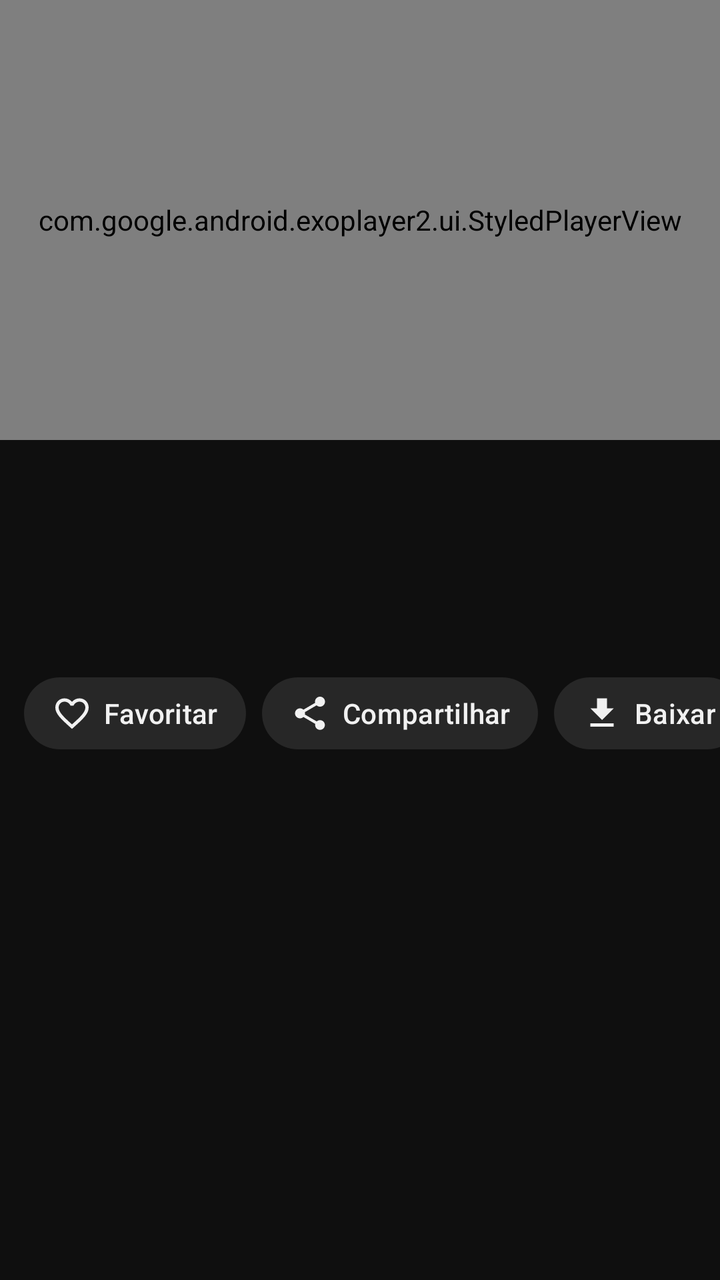
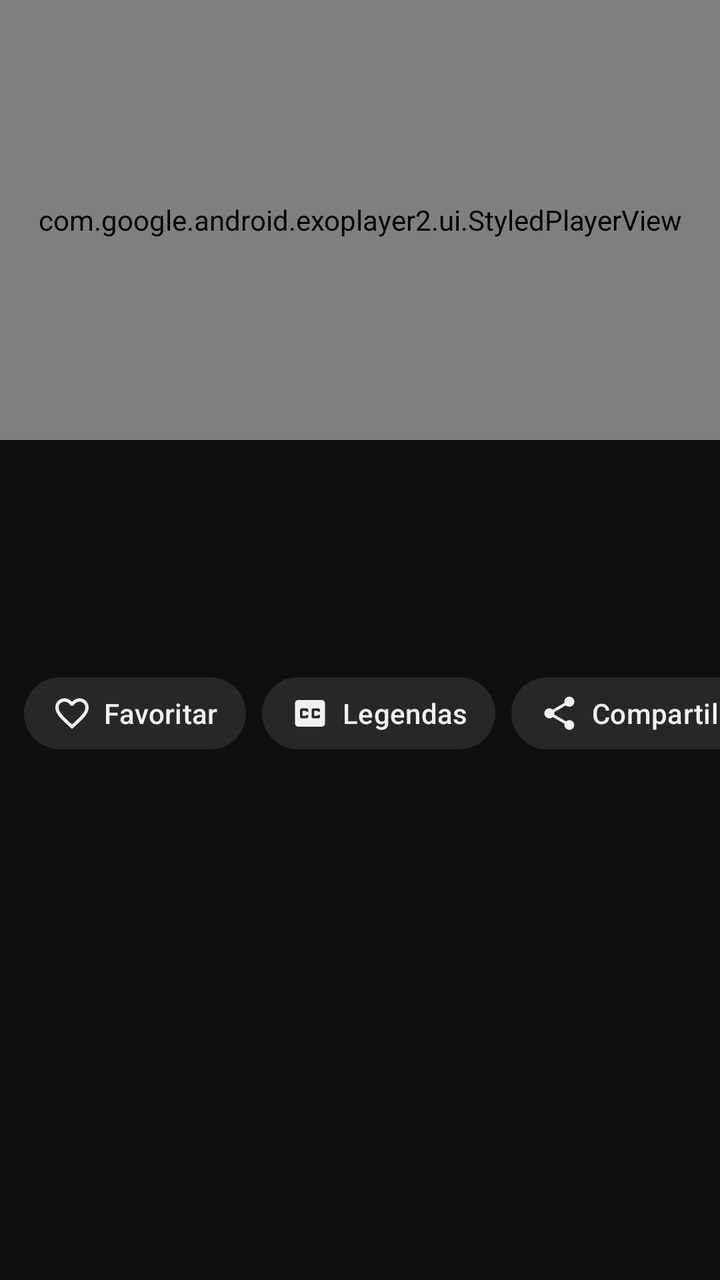

The first picture is an Android layout as it rendered before a commit; the second is the same layout after the commit. The layout source and the unified diff follow.
<!-- AndroidManifest.xml: another module's application theme Theme.SuperTube -->
<!-- res/layout/activity_player.xml -->
<?xml version="1.0" encoding="utf-8"?>
<LinearLayout xmlns:android="http://schemas.android.com/apk/res/android"
    xmlns:app="http://schemas.android.com/apk/res-auto"
    android:layout_width="match_parent"
    android:layout_height="match_parent"
    android:background="@color/background"
    android:fitsSystemWindows="true"
    android:orientation="vertical">

    <com.google.android.exoplayer2.ui.StyledPlayerView
        android:id="@+id/player_view"
        android:layout_width="match_parent"
        android:layout_height="220dp"
        android:background="@android:color/black"
        app:show_buffering="when_playing" />

    <androidx.core.widget.NestedScrollView
        android:id="@+id/details"
        android:layout_width="match_parent"
        android:layout_height="0dp"
        android:layout_weight="1">

        <LinearLayout
            android:layout_width="match_parent"
            android:layout_height="wrap_content"
            android:orientation="vertical">

            <ProgressBar
                android:id="@+id/progress"
                style="?android:attr/progressBarStyleHorizontal"
                android:layout_width="match_parent"
                android:layout_height="wrap_content"
                android:indeterminate="true"
                android:indeterminateTint="@color/brand"
                android:visibility="gone" />

            <TextView
                android:id="@+id/title"
                android:layout_width="match_parent"
                android:layout_height="wrap_content"
                android:ellipsize="end"
                android:lineSpacingExtra="2dp"
                android:maxLines="2"
                android:paddingHorizontal="12dp"
                android:paddingTop="12dp"
                android:textColor="@color/text_primary"
                android:textSize="18sp"
                android:textStyle="bold" />

            <TextView
                android:id="@+id/meta"
                android:layout_width="match_parent"
                android:layout_height="wrap_content"
                android:paddingHorizontal="12dp"
                android:paddingTop="4dp"
                android:textColor="@color/text_secondary"
                android:textSize="12sp" />

            <LinearLayout
                android:id="@+id/uploader_row"
                android:layout_width="match_parent"
                android:layout_height="wrap_content"
                android:layout_marginTop="8dp"
                android:background="?attr/selectableItemBackground"
                android:gravity="center_vertical"
                android:orientation="horizontal"
                android:paddingHorizontal="12dp"
                android:paddingVertical="6dp">

                <ImageView
                    android:id="@+id/uploader_avatar"
                    android:layout_width="36dp"
                    android:layout_height="36dp"
                    android:contentDescription="@null" />

                <TextView
                    android:id="@+id/uploader"
                    android:layout_width="wrap_content"
                    android:layout_height="wrap_content"
                    android:layout_marginStart="10dp"
                    android:ellipsize="end"
                    android:maxLines="1"
                    android:maxWidth="180dp"
                    android:textColor="@color/text_primary"
                    android:textSize="15sp"
                    android:textStyle="bold" />

                <TextView
                    android:id="@+id/uploader_subs"
                    android:layout_width="0dp"
                    android:layout_height="wrap_content"
                    android:layout_marginStart="6dp"
                    android:layout_weight="1"
                    android:ellipsize="end"
                    android:maxLines="1"
                    android:textColor="@color/text_secondary"
                    android:textSize="12sp" />

                <com.google.android.material.button.MaterialButton
                    android:id="@+id/subscribe"
                    style="@style/Pill.Light"
                    android:layout_width="wrap_content"
                    android:layout_height="wrap_content"
                    android:text="@string/subscribe"
                    android:visibility="gone" />
            </LinearLayout>

            <HorizontalScrollView
                android:layout_width="match_parent"
                android:layout_height="wrap_content"
                android:layout_marginTop="6dp"
                android:scrollbars="none">

                <LinearLayout
                    android:layout_width="wrap_content"
                    android:layout_height="wrap_content"
                    android:orientation="horizontal"
                    android:paddingHorizontal="12dp">

                    <com.google.android.material.button.MaterialButton
                        android:id="@+id/favorite"
                        style="@style/Pill"
                        android:layout_width="wrap_content"
                        android:layout_height="wrap_content"
                        android:layout_marginEnd="8dp"
                        android:text="@string/favorite"
                        app:icon="@drawable/ic_favorite_outline" />

                    <com.google.android.material.button.MaterialButton
                        android:id="@+id/share"
                        style="@style/Pill"
                        android:layout_width="wrap_content"
                        android:layout_height="wrap_content"
                        android:layout_marginEnd="8dp"
                        android:text="@string/share"
                        app:icon="@drawable/ic_share" />

                    <com.google.android.material.button.MaterialButton
                        android:id="@+id/download"
                        style="@style/Pill"
                        android:layout_width="wrap_content"
                        android:layout_height="wrap_content"
                        android:layout_marginEnd="8dp"
                        android:text="@string/download"
                        app:icon="@drawable/ic_download" />

                    <com.google.android.material.button.MaterialButton
                        android:id="@+id/audio_only"
                        style="@style/Pill"
                        android:layout_width="wrap_content"
                        android:layout_height="wrap_content"
                        android:text="@string/audio_only"
                        app:icon="@drawable/ic_headphones" />
                </LinearLayout>
            </HorizontalScrollView>

            <TextView
                android:id="@+id/description"
                android:layout_width="match_parent"
                android:layout_height="wrap_content"
                android:layout_marginHorizontal="12dp"
                android:layout_marginTop="12dp"
                android:background="@drawable/description_bg"
                android:ellipsize="end"
                android:maxLines="3"
                android:padding="12dp"
                android:textColor="@color/text_primary"
                android:textSize="13sp"
                android:visibility="gone" />

            <androidx.recyclerview.widget.RecyclerView
                android:id="@+id/related"
                android:layout_width="match_parent"
                android:layout_height="wrap_content"
                android:layout_marginTop="16dp"
                android:nestedScrollingEnabled="false" />
        </LinearLayout>
    </androidx.core.widget.NestedScrollView>
</LinearLayout>
<!-- resources referenced by this layout -->
<resources>
  <color name="background">#0F0F0F</color>
  <color name="brand">#E53935</color>
  <color name="text_primary">#F1F1F1</color>
  <color name="text_secondary">#AAAAAA</color>
  <!-- drawable description_bg (drawable) -->
  <shape xmlns:android="http://schemas.android.com/apk/res/android">
      <solid android:color="@color/chip" />
      <corners android:radius="12dp" />
  </shape>
  <!-- drawable ic_download (drawable) -->
  <vector xmlns:android="http://schemas.android.com/apk/res/android"
      android:width="24dp" android:height="24dp"
      android:viewportWidth="24" android:viewportHeight="24"
      android:tint="?attr/colorControlNormal">
      <path android:fillColor="@android:color/white"
          android:pathData="M19,9h-4V3H9v6H5l7,7 7,-7zM5,18v2h14v-2H5z" />
  </vector>
  <!-- drawable ic_favorite_outline (drawable) -->
  <vector xmlns:android="http://schemas.android.com/apk/res/android"
      android:width="24dp" android:height="24dp"
      android:viewportWidth="24" android:viewportHeight="24"
      android:tint="?attr/colorControlNormal">
      <path android:fillColor="@android:color/white"
          android:pathData="M16.5,3c-1.74,0 -3.41,0.81 -4.5,2.09C10.91,3.81 9.24,3 7.5,3 4.42,3 2,5.42 2,8.5c0,3.78 3.4,6.86 8.55,11.54L12,21.35l1.45,-1.32C18.6,15.36 22,12.28 22,8.5 22,5.42 19.58,3 16.5,3zM12.1,18.55l-0.1,0.1 -0.1,-0.1C7.14,14.24 4,11.39 4,8.5 4,6.5 5.5,5 7.5,5c1.54,0 3.04,0.99 3.57,2.36h1.87C13.46,5.99 14.96,5 16.5,5c2,0 3.5,1.5 3.5,3.5 0,2.89 -3.14,5.74 -7.9,10.05z" />
  </vector>
  <!-- drawable ic_headphones (drawable) -->
  <vector xmlns:android="http://schemas.android.com/apk/res/android"
      android:width="24dp" android:height="24dp"
      android:viewportWidth="24" android:viewportHeight="24"
      android:tint="?attr/colorControlNormal">
      <path android:fillColor="@android:color/white"
          android:pathData="M12,1c-4.97,0 -9,4.03 -9,9v7c0,1.66 1.34,3 3,3h3v-8H5v-2c0,-3.87 3.13,-7 7,-7s7,3.13 7,7v2h-4v8h3c1.66,0 3,-1.34 3,-3v-7c0,-4.97 -4.03,-9 -9,-9z" />
  </vector>
  <string name="audio_only">Só áudio</string>
  <string name="download">Baixar</string>
  <string name="favorite">Favoritar</string>
  <string name="share">Compartilhar</string>
  <string name="subscribe">Inscrever-se</string>
  <style name="Pill.Light">
          <item name="backgroundTint">@color/pill_light</item>
          <item name="android:textColor">@color/on_pill_light</item>
          <item name="android:textStyle">bold</item>
      </style>
  <color name="chip">#272727</color>
  <color name="pill_light">#F1F1F1</color>
  <color name="on_pill_light">#0F0F0F</color>
  <style name="ThemeOverlay.SuperTube.Dialog" parent="ThemeOverlay.Material3.MaterialAlertDialog">
          <item name="colorSurface">@color/surface</item>
          <item name="colorSurfaceContainerHigh">@color/surface</item>
      </style>
  <color name="surface">#212121</color>
  <!-- unchanged entries left out for length: 3 -->
</resources>

<!-- the commit's change to res/layout/activity_player.xml (unified diff, before → after) -->
@@ -127,6 +127,15 @@
                         app:icon="@drawable/ic_favorite_outline" />
 
                     <com.google.android.material.button.MaterialButton
+                        android:id="@+id/subtitles"
+                        style="@style/Pill"
+                        android:layout_width="wrap_content"
+                        android:layout_height="wrap_content"
+                        android:layout_marginEnd="8dp"
+                        android:text="@string/subtitles"
+                        app:icon="@drawable/ic_subtitles" />
+
+                    <com.google.android.material.button.MaterialButton
                         android:id="@+id/share"
                         style="@style/Pill"
                         android:layout_width="wrap_content"
<!-- resource entries referenced after the edit -->
@@ -33,11 +33,19 @@
       <path android:fillColor="@android:color/white"
           android:pathData="M12,1c-4.97,0 -9,4.03 -9,9v7c0,1.66 1.34,3 3,3h3v-8H5v-2c0,-3.87 3.13,-7 7,-7s7,3.13 7,7v2h-4v8h3c1.66,0 3,-1.34 3,-3v-7c0,-4.97 -4.03,-9 -9,-9z" />
   </vector>
+  <!-- drawable ic_subtitles (drawable) -->
+  <vector xmlns:android="http://schemas.android.com/apk/res/android"
+      android:width="24dp" android:height="24dp"
+      android:viewportWidth="24" android:viewportHeight="24">
+      <path android:fillColor="@android:color/white"
+          android:pathData="M19,4H5c-1.11,0 -2,0.9 -2,2v12c0,1.1 0.89,2 2,2h14c1.1,0 2,-0.9 2,-2V6c0,-1.1 -0.9,-2 -2,-2zM11,11H9.5v-0.5h-2v3h2V13H11v1c0,0.55 -0.45,1 -1,1H7c-0.55,0 -1,-0.45 -1,-1v-4c0,-0.55 0.45,-1 1,-1h3c0.55,0 1,0.45 1,1v1zM18,11h-1.5v-0.5h-2v3h2V13H18v1c0,0.55 -0.45,1 -1,1h-3c-0.55,0 -1,-0.45 -1,-1v-4c0,-0.55 0.45,-1 1,-1h3c0.55,0 1,0.45 1,1v1z" />
+  </vector>
   <string name="audio_only">Só áudio</string>
   <string name="download">Baixar</string>
   <string name="favorite">Favoritar</string>
   <string name="share">Compartilhar</string>
   <string name="subscribe">Inscrever-se</string>
+  <string name="subtitles">Legendas</string>
   <style name="Pill.Light">
           <item name="backgroundTint">@color/pill_light</item>
           <item name="android:textColor">@color/on_pill_light</item>
